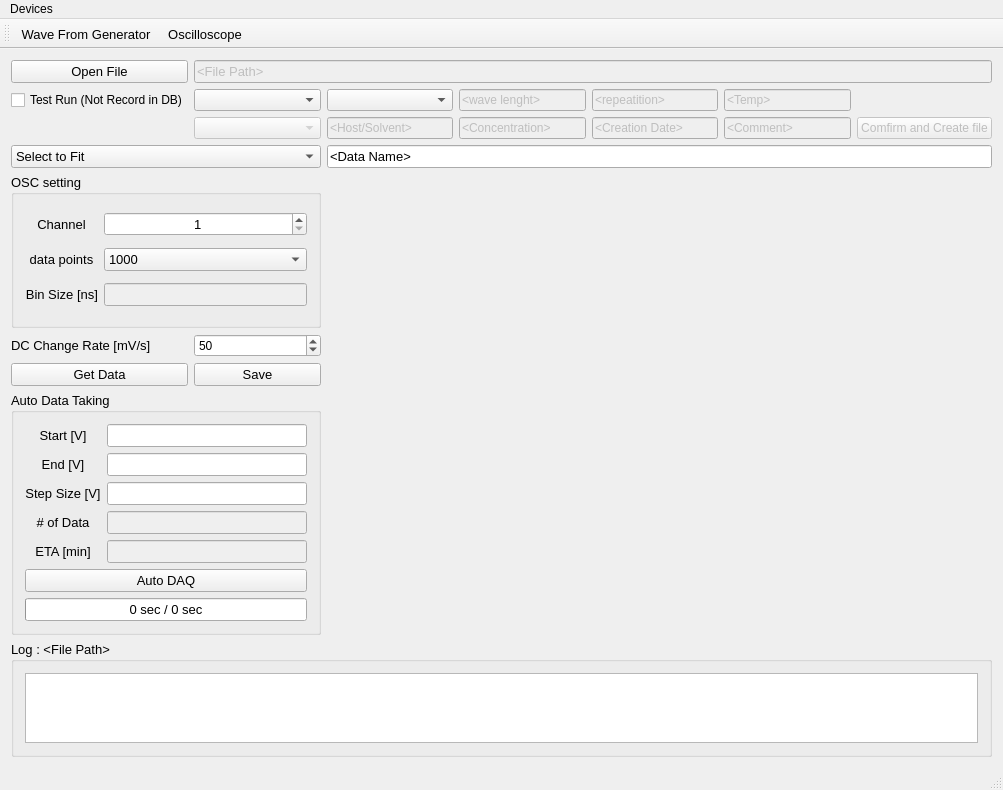
Old version of the form mainwindow.ui in the repository TripletESR/DAQ_GUI.
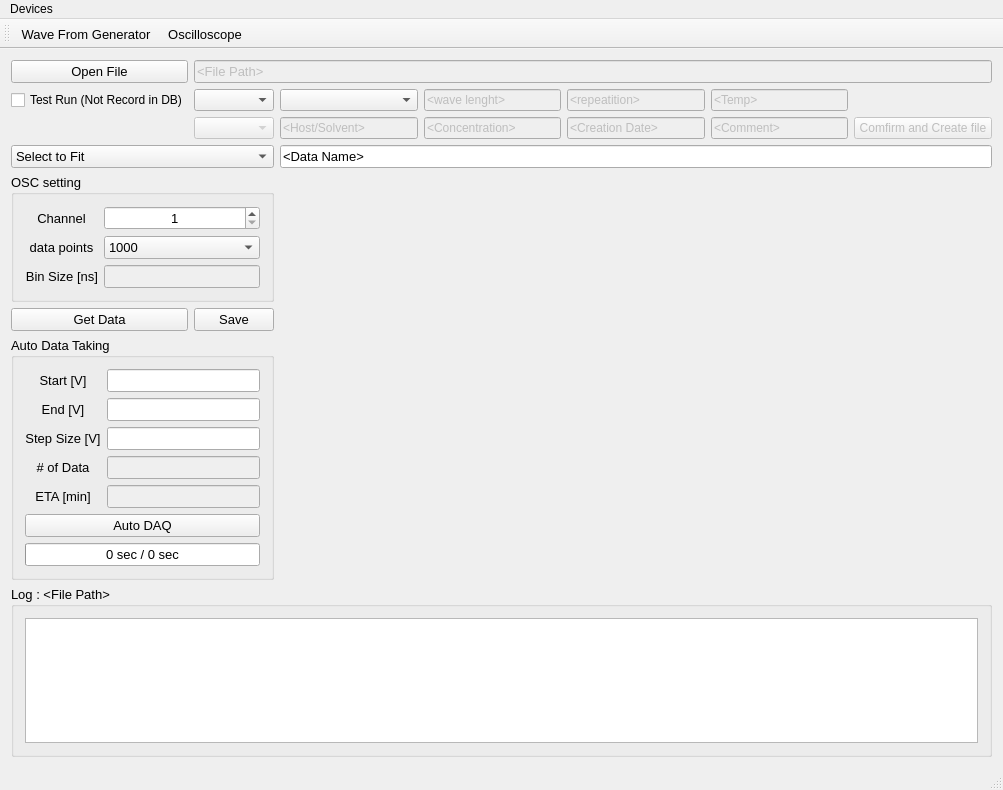
New version of the form. Custom widgets are drawn as their Qt base class.

Commit message: Remove the DC change rate on mainWindow

```diff
--- a/mainwindow.ui
+++ b/mainwindow.ui
@@ -17,7 +17,28 @@
    <string>DAQ</string>
   </property>
   <widget class="QWidget" name="centralWidget">
-   <layout class="QGridLayout" name="gridLayout_3" columnstretch="1,1,1,1,1,1,1">
+   <layout class="QGridLayout" name="gridLayout_3" rowstretch="1,1,1,1,1,1,1,2" columnstretch="1,0,0,0,0,0,0">
+    <item row="3" column="2" colspan="5">
+     <widget class="QLineEdit" name="lineEdit_DataName">
+      <property name="enabled">
+       <bool>true</bool>
+      </property>
+      <property name="font">
+       <font>
+        <pointsize>10</pointsize>
+       </font>
+      </property>
+      <property name="inputMask">
+       <string/>
+      </property>
+      <property name="text">
+       <string>&lt;Data Name&gt;</string>
+      </property>
+     </widget>
+    </item>
+    <item row="1" column="2">
+     <widget class="QComboBox" name="comboBox_laser"/>
+    </item>
     <item row="0" column="0">
      <widget class="QPushButton" name="pushButton_openFile">
       <property name="font">
@@ -44,16 +65,23 @@
       </property>
      </widget>
     </item>
-    <item row="1" column="2">
-     <widget class="QComboBox" name="comboBox_laser"/>
+    <item row="2" column="2">
+     <widget class="QLineEdit" name="lineEdit_Solvent">
+      <property name="enabled">
+       <bool>false</bool>
+      </property>
+      <property name="text">
+       <string>&lt;Host/Solvent&gt;</string>
+      </property>
+     </widget>
     </item>
-    <item row="1" column="3">
-     <widget class="QLineEdit" name="lineEdit_waveLength">
+    <item row="2" column="3">
+     <widget class="QLineEdit" name="lineEdit_Concentration">
       <property name="enabled">
        <bool>false</bool>
       </property>
       <property name="text">
-       <string>&lt;wave lenght&gt;</string>
+       <string>&lt;Concentration&gt;</string>
       </property>
      </widget>
     </item>
@@ -77,6 +105,16 @@
       </property>
      </widget>
     </item>
+    <item row="1" column="3">
+     <widget class="QLineEdit" name="lineEdit_waveLength">
+      <property name="enabled">
+       <bool>false</bool>
+      </property>
+      <property name="text">
+       <string>&lt;wave lenght&gt;</string>
+      </property>
+     </widget>
+    </item>
     <item row="2" column="1">
      <widget class="QComboBox" name="comboBox_Sample">
       <property name="enabled">
@@ -84,36 +122,6 @@
       </property>
      </widget>
     </item>
-    <item row="2" column="2">
-     <widget class="QLineEdit" name="lineEdit_Solvent">
-      <property name="enabled">
-       <bool>false</bool>
-      </property>
-      <property name="text">
-       <string>&lt;Host/Solvent&gt;</string>
-      </property>
-     </widget>
-    </item>
-    <item row="2" column="3">
-     <widget class="QLineEdit" name="lineEdit_Concentration">
-      <property name="enabled">
-       <bool>false</bool>
-      </property>
-      <property name="text">
-       <string>&lt;Concentration&gt;</string>
-      </property>
-     </widget>
-    </item>
-    <item row="2" column="4">
-     <widget class="QLineEdit" name="lineEdit_CreationDate">
-      <property name="enabled">
-       <bool>false</bool>
-      </property>
-      <property name="text">
-       <string>&lt;Creation Date&gt;</string>
-      </property>
-     </widget>
-    </item>
     <item row="2" column="5">
      <widget class="QLineEdit" name="lineEdit_Comment">
       <property name="enabled">
@@ -124,6 +132,16 @@
       </property>
      </widget>
     </item>
+    <item row="2" column="4">
+     <widget class="QLineEdit" name="lineEdit_CreationDate">
+      <property name="enabled">
+       <bool>false</bool>
+      </property>
+      <property name="text">
+       <string>&lt;Creation Date&gt;</string>
+      </property>
+     </widget>
+    </item>
     <item row="2" column="6">
      <widget class="QPushButton" name="pushButton_ComfirmSelection">
       <property name="enabled">
@@ -171,6 +189,204 @@
       </item>
      </widget>
     </item>
+    <item row="5" column="0">
+     <widget class="QPushButton" name="pushButton_GetSingle">
+      <property name="font">
+       <font>
+        <pointsize>10</pointsize>
+       </font>
+      </property>
+      <property name="text">
+       <string>Get Data</string>
+      </property>
+     </widget>
+    </item>
+    <item row="5" column="1">
+     <widget class="QPushButton" name="pushButton_Save">
+      <property name="font">
+       <font>
+        <pointsize>10</pointsize>
+       </font>
+      </property>
+      <property name="text">
+       <string>Save</string>
+      </property>
+     </widget>
+    </item>
+    <item row="0" column="1" colspan="6">
+     <widget class="QLineEdit" name="lineEdit_FileName">
+      <property name="enabled">
+       <bool>false</bool>
+      </property>
+      <property name="font">
+       <font>
+        <pointsize>10</pointsize>
+       </font>
+      </property>
+      <property name="inputMask">
+       <string/>
+      </property>
+      <property name="text">
+       <string>&lt;File Path&gt;</string>
+      </property>
+     </widget>
+    </item>
+    <item row="7" column="0" colspan="7">
+     <widget class="QGroupBox" name="groupBox_log">
+      <property name="sizePolicy">
+       <sizepolicy hsizetype="Preferred" vsizetype="Preferred">
+        <horstretch>1</horstretch>
+        <verstretch>6</verstretch>
+       </sizepolicy>
+      </property>
+      <property name="font">
+       <font>
+        <pointsize>10</pointsize>
+       </font>
+      </property>
+      <property name="title">
+       <string>Log : &lt;File Path&gt;</string>
+      </property>
+      <layout class="QGridLayout" name="gridLayout">
+       <item row="0" column="0">
+        <widget class="QPlainTextEdit" name="plainTextEdit">
+         <property name="font">
+          <font>
+           <family>Courier New</family>
+           <pointsize>10</pointsize>
+          </font>
+         </property>
+         <property name="lineWrapMode">
+          <enum>QPlainTextEdit::NoWrap</enum>
+         </property>
+        </widget>
+       </item>
+      </layout>
+     </widget>
+    </item>
+    <item row="6" column="0" colspan="2">
+     <widget class="QGroupBox" name="groupBox">
+      <property name="sizePolicy">
+       <sizepolicy hsizetype="Preferred" vsizetype="Preferred">
+        <horstretch>1</horstretch>
+        <verstretch>6</verstretch>
+       </sizepolicy>
+      </property>
+      <property name="font">
+       <font>
+        <pointsize>10</pointsize>
+       </font>
+      </property>
+      <property name="title">
+       <string>Auto Data Taking</string>
+      </property>
+      <layout class="QGridLayout" name="gridLayout_2">
+       <item row="3" column="0">
+        <widget class="QLabel" name="label_7">
+         <property name="text">
+          <string># of Data</string>
+         </property>
+         <property name="alignment">
+          <set>Qt::AlignCenter</set>
+         </property>
+        </widget>
+       </item>
+       <item row="3" column="1">
+        <widget class="QLineEdit" name="lineEdit_numData">
+         <property name="enabled">
+          <bool>false</bool>
+         </property>
+        </widget>
+       </item>
+       <item row="1" column="0">
+        <widget class="QLabel" name="label_4">
+         <property name="text">
+          <string>End [V]</string>
+         </property>
+         <property name="alignment">
+          <set>Qt::AlignCenter</set>
+         </property>
+        </widget>
+       </item>
+       <item row="2" column="0">
+        <widget class="QLabel" name="label_5">
+         <property name="text">
+          <string>Step Size [V]</string>
+         </property>
+         <property name="alignment">
+          <set>Qt::AlignCenter</set>
+         </property>
+        </widget>
+       </item>
+       <item row="0" column="1">
+        <widget class="QLineEdit" name="lineEdit_start"/>
+       </item>
+       <item row="0" column="0">
+        <widget class="QLabel" name="label_3">
+         <property name="text">
+          <string>Start [V]</string>
+         </property>
+         <property name="alignment">
+          <set>Qt::AlignCenter</set>
+         </property>
+        </widget>
+       </item>
+       <item row="6" column="0" colspan="2">
+        <widget class="QProgressBar" name="progressBar">
+         <property name="value">
+          <number>0</number>
+         </property>
+         <property name="alignment">
+          <set>Qt::AlignCenter</set>
+         </property>
+         <property name="format">
+          <string>%v sec / 0 sec</string>
+         </property>
+        </widget>
+       </item>
+       <item row="2" column="1">
+        <widget class="QLineEdit" name="lineEdit_step"/>
+       </item>
+       <item row="5" column="0" colspan="2">
+        <widget class="QPushButton" name="pushButton_Auto">
+         <property name="text">
+          <string>Auto DAQ</string>
+         </property>
+        </widget>
+       </item>
+       <item row="1" column="1">
+        <widget class="QLineEdit" name="lineEdit_end"/>
+       </item>
+       <item row="4" column="1">
+        <widget class="QLineEdit" name="lineEdit_EstTime">
+         <property name="enabled">
+          <bool>false</bool>
+         </property>
+        </widget>
+       </item>
+       <item row="4" column="0">
+        <widget class="QLabel" name="label_8">
+         <property name="text">
+          <string>ETA [min]</string>
+         </property>
+         <property name="alignment">
+          <set>Qt::AlignCenter</set>
+         </property>
+        </widget>
+       </item>
+      </layout>
+     </widget>
+    </item>
+    <item row="4" column="2" rowspan="3" colspan="5">
+     <widget class="QCustomPlot" name="customPlot" native="true">
+      <property name="sizePolicy">
+       <sizepolicy hsizetype="Preferred" vsizetype="Preferred">
+        <horstretch>10</horstretch>
+        <verstretch>8</verstretch>
+       </sizepolicy>
+      </property>
+     </widget>
+    </item>
     <item row="4" column="0" colspan="2">
      <widget class="QGroupBox" name="groupBox_2">
       <property name="enabled">
@@ -314,250 +530,6 @@
       </layout>
      </widget>
     </item>
-    <item row="4" column="2" rowspan="4" colspan="5">
-     <widget class="QCustomPlot" name="customPlot" native="true">
-      <property name="sizePolicy">
-       <sizepolicy hsizetype="Preferred" vsizetype="Preferred">
-        <horstretch>10</horstretch>
-        <verstretch>8</verstretch>
-       </sizepolicy>
-      </property>
-     </widget>
-    </item>
-    <item row="5" column="0">
-     <widget class="QLabel" name="label_9">
-      <property name="font">
-       <font>
-        <pointsize>10</pointsize>
-       </font>
-      </property>
-      <property name="text">
-       <string>DC Change Rate [mV/s]</string>
-      </property>
-     </widget>
-    </item>
-    <item row="5" column="1">
-     <widget class="QSpinBox" name="spinBox_DCRate">
-      <property name="minimum">
-       <number>10</number>
-      </property>
-      <property name="maximum">
-       <number>1000</number>
-      </property>
-      <property name="singleStep">
-       <number>10</number>
-      </property>
-      <property name="value">
-       <number>50</number>
-      </property>
-     </widget>
-    </item>
-    <item row="6" column="0">
-     <widget class="QPushButton" name="pushButton_GetSingle">
-      <property name="font">
-       <font>
-        <pointsize>10</pointsize>
-       </font>
-      </property>
-      <property name="text">
-       <string>Get Data</string>
-      </property>
-     </widget>
-    </item>
-    <item row="6" column="1">
-     <widget class="QPushButton" name="pushButton_Save">
-      <property name="font">
-       <font>
-        <pointsize>10</pointsize>
-       </font>
-      </property>
-      <property name="text">
-       <string>Save</string>
-      </property>
-     </widget>
-    </item>
-    <item row="7" column="0" colspan="2">
-     <widget class="QGroupBox" name="groupBox">
-      <property name="sizePolicy">
-       <sizepolicy hsizetype="Preferred" vsizetype="Preferred">
-        <horstretch>1</horstretch>
-        <verstretch>6</verstretch>
-       </sizepolicy>
-      </property>
-      <property name="font">
-       <font>
-        <pointsize>10</pointsize>
-       </font>
-      </property>
-      <property name="title">
-       <string>Auto Data Taking</string>
-      </property>
-      <layout class="QGridLayout" name="gridLayout_2">
-       <item row="3" column="0">
-        <widget class="QLabel" name="label_7">
-         <property name="text">
-          <string># of Data</string>
-         </property>
-         <property name="alignment">
-          <set>Qt::AlignCenter</set>
-         </property>
-        </widget>
-       </item>
-       <item row="3" column="1">
-        <widget class="QLineEdit" name="lineEdit_numData">
-         <property name="enabled">
-          <bool>false</bool>
-         </property>
-        </widget>
-       </item>
-       <item row="1" column="0">
-        <widget class="QLabel" name="label_4">
-         <property name="text">
-          <string>End [V]</string>
-         </property>
-         <property name="alignment">
-          <set>Qt::AlignCenter</set>
-         </property>
-        </widget>
-       </item>
-       <item row="2" column="0">
-        <widget class="QLabel" name="label_5">
-         <property name="text">
-          <string>Step Size [V]</string>
-         </property>
-         <property name="alignment">
-          <set>Qt::AlignCenter</set>
-         </property>
-        </widget>
-       </item>
-       <item row="0" column="1">
-        <widget class="QLineEdit" name="lineEdit_start"/>
-       </item>
-       <item row="0" column="0">
-        <widget class="QLabel" name="label_3">
-         <property name="text">
-          <string>Start [V]</string>
-         </property>
-         <property name="alignment">
-          <set>Qt::AlignCenter</set>
-         </property>
-        </widget>
-       </item>
-       <item row="6" column="0" colspan="2">
-        <widget class="QProgressBar" name="progressBar">
-         <property name="value">
-          <number>0</number>
-         </property>
-         <property name="alignment">
-          <set>Qt::AlignCenter</set>
-         </property>
-         <property name="format">
-          <string>%v sec / 0 sec</string>
-         </property>
-        </widget>
-       </item>
-       <item row="2" column="1">
-        <widget class="QLineEdit" name="lineEdit_step"/>
-       </item>
-       <item row="5" column="0" colspan="2">
-        <widget class="QPushButton" name="pushButton_Auto">
-         <property name="text">
-          <string>Auto DAQ</string>
-         </property>
-        </widget>
-       </item>
-       <item row="1" column="1">
-        <widget class="QLineEdit" name="lineEdit_end"/>
-       </item>
-       <item row="4" column="1">
-        <widget class="QLineEdit" name="lineEdit_EstTime">
-         <property name="enabled">
-          <bool>false</bool>
-         </property>
-        </widget>
-       </item>
-       <item row="4" column="0">
-        <widget class="QLabel" name="label_8">
-         <property name="text">
-          <string>ETA [min]</string>
-         </property>
-         <property name="alignment">
-          <set>Qt::AlignCenter</set>
-         </property>
-        </widget>
-       </item>
-      </layout>
-     </widget>
-    </item>
-    <item row="8" column="0" colspan="7">
-     <widget class="QGroupBox" name="groupBox_log">
-      <property name="sizePolicy">
-       <sizepolicy hsizetype="Preferred" vsizetype="Preferred">
-        <horstretch>1</horstretch>
-        <verstretch>6</verstretch>
-       </sizepolicy>
-      </property>
-      <property name="font">
-       <font>
-        <pointsize>10</pointsize>
-       </font>
-      </property>
-      <property name="title">
-       <string>Log : &lt;File Path&gt;</string>
-      </property>
-      <layout class="QGridLayout" name="gridLayout">
-       <item row="0" column="0">
-        <widget class="QPlainTextEdit" name="plainTextEdit">
-         <property name="font">
-          <font>
-           <family>Courier New</family>
-           <pointsize>10</pointsize>
-          </font>
-         </property>
-         <property name="lineWrapMode">
-          <enum>QPlainTextEdit::NoWrap</enum>
-         </property>
-        </widget>
-       </item>
-      </layout>
-     </widget>
-    </item>
-    <item row="0" column="1" colspan="6">
-     <widget class="QLineEdit" name="lineEdit_FileName">
-      <property name="enabled">
-       <bool>false</bool>
-      </property>
-      <property name="font">
-       <font>
-        <pointsize>10</pointsize>
-       </font>
-      </property>
-      <property name="inputMask">
-       <string/>
-      </property>
-      <property name="text">
-       <string>&lt;File Path&gt;</string>
-      </property>
-     </widget>
-    </item>
-    <item row="3" column="2" colspan="5">
-     <widget class="QLineEdit" name="lineEdit_DataName">
-      <property name="enabled">
-       <bool>true</bool>
-      </property>
-      <property name="font">
-       <font>
-        <pointsize>10</pointsize>
-       </font>
-      </property>
-      <property name="inputMask">
-       <string/>
-      </property>
-      <property name="text">
-       <string>&lt;Data Name&gt;</string>
-      </property>
-     </widget>
-    </item>
    </layout>
   </widget>
   <widget class="QMenuBar" name="menuBar">
```
The commit also changes 1 other file.
